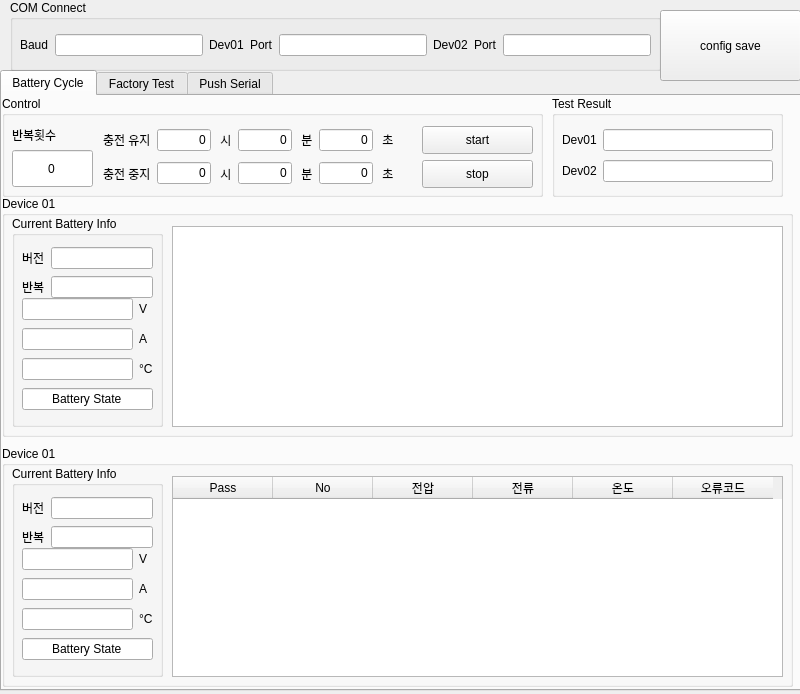
First picture: the form in src/BCT_UI.ui, repository ComMslee/BCT, before the edit.
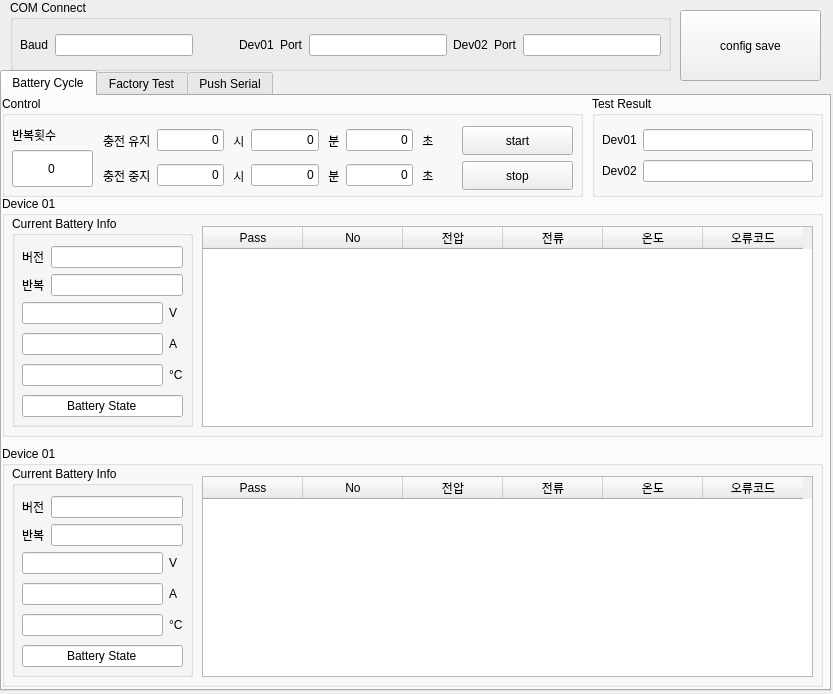
Second picture: the form after the edit.

What changed in the file:
```diff
--- a/src/BCT_UI.ui
+++ b/src/BCT_UI.ui
@@ -6,7 +6,7 @@
    <rect>
     <x>0</x>
     <y>0</y>
-    <width>800</width>
+    <width>833</width>
     <height>694</height>
    </rect>
   </property>
@@ -18,7 +18,7 @@
     <rect>
      <x>0</x>
      <y>70</y>
-     <width>801</width>
+     <width>831</width>
      <height>621</height>
     </rect>
    </property>
@@ -37,7 +37,7 @@
       <rect>
        <x>0</x>
        <y>100</y>
-       <width>791</width>
+       <width>821</width>
        <height>241</height>
       </rect>
      </property>
@@ -49,7 +49,7 @@
        <rect>
         <x>10</x>
         <y>20</y>
-        <width>151</width>
+        <width>181</width>
         <height>211</height>
        </rect>
       </property>
@@ -60,9 +60,9 @@
        <property name="geometry">
         <rect>
          <x>10</x>
-         <y>80</y>
-         <width>131</width>
-         <height>116</height>
+         <y>83</y>
+         <width>161</width>
+         <height>121</height>
         </rect>
        </property>
        <layout class="QGridLayout" name="gridLayout_2">
@@ -143,8 +143,8 @@
         <rect>
          <x>10</x>
          <y>30</y>
-         <width>131</width>
-         <height>54</height>
+         <width>161</width>
+         <height>51</height>
         </rect>
        </property>
        <layout class="QGridLayout" name="gridLayout_3">
@@ -185,21 +185,45 @@
        </layout>
       </widget>
      </widget>
-     <widget class="QListWidget" name="listWidget">
+     <widget class="QTableWidget" name="dev_table">
       <property name="geometry">
        <rect>
-        <x>170</x>
+        <x>200</x>
         <y>30</y>
         <width>611</width>
         <height>201</height>
        </rect>
       </property>
-      <property name="spacing">
-       <number>0</number>
-      </property>
-      <property name="viewMode">
-       <enum>QListView::ListMode</enum>
-      </property>
+      <column>
+       <property name="text">
+        <string>Pass</string>
+       </property>
+      </column>
+      <column>
+       <property name="text">
+        <string>No</string>
+       </property>
+      </column>
+      <column>
+       <property name="text">
+        <string>전압</string>
+       </property>
+      </column>
+      <column>
+       <property name="text">
+        <string>전류</string>
+       </property>
+      </column>
+      <column>
+       <property name="text">
+        <string>온도</string>
+       </property>
+      </column>
+      <column>
+       <property name="text">
+        <string>오류코드</string>
+       </property>
+      </column>
      </widget>
     </widget>
     <widget class="QGroupBox" name="groupBox_4">
@@ -207,7 +231,7 @@
       <rect>
        <x>0</x>
        <y>0</y>
-       <width>541</width>
+       <width>581</width>
        <height>101</height>
       </rect>
      </property>
@@ -219,8 +243,8 @@
        <rect>
         <x>101</x>
         <y>30</y>
-        <width>291</width>
-        <height>61</height>
+        <width>331</width>
+        <height>64</height>
        </rect>
       </property>
       <layout class="QGridLayout" name="gridLayout_4">
@@ -401,10 +425,10 @@
      <widget class="QWidget" name="verticalLayoutWidget">
       <property name="geometry">
        <rect>
-        <x>420</x>
+        <x>460</x>
         <y>30</y>
         <width>111</width>
-        <height>62</height>
+        <height>64</height>
        </rect>
       </property>
       <layout class="QVBoxLayout" name="verticalLayout">
@@ -481,7 +505,7 @@
     <widget class="QGroupBox" name="groupBox_7">
      <property name="geometry">
       <rect>
-       <x>550</x>
+       <x>590</x>
        <y>0</y>
        <width>231</width>
        <height>101</height>
@@ -542,7 +566,7 @@
       <rect>
        <x>0</x>
        <y>350</y>
-       <width>791</width>
+       <width>821</width>
        <height>241</height>
       </rect>
      </property>
@@ -554,7 +578,7 @@
        <rect>
         <x>10</x>
         <y>20</y>
-        <width>151</width>
+        <width>181</width>
         <height>211</height>
        </rect>
       </property>
@@ -565,9 +589,9 @@
        <property name="geometry">
         <rect>
          <x>10</x>
-         <y>80</y>
-         <width>131</width>
-         <height>116</height>
+         <y>83</y>
+         <width>161</width>
+         <height>121</height>
         </rect>
        </property>
        <layout class="QGridLayout" name="gridLayout_8">
@@ -648,8 +672,8 @@
         <rect>
          <x>10</x>
          <y>30</y>
-         <width>131</width>
-         <height>54</height>
+         <width>161</width>
+         <height>51</height>
         </rect>
        </property>
        <layout class="QGridLayout" name="gridLayout_9">
@@ -693,7 +717,7 @@
      <widget class="QTableWidget" name="dev_table_2">
       <property name="geometry">
        <rect>
-        <x>170</x>
+        <x>200</x>
         <y>30</y>
         <width>611</width>
         <height>201</height>
@@ -944,7 +968,7 @@
     <rect>
      <x>10</x>
      <y>0</y>
-     <width>651</width>
+     <width>661</width>
      <height>71</height>
     </rect>
    </property>
@@ -956,11 +980,25 @@
      <rect>
       <x>10</x>
       <y>30</y>
-      <width>631</width>
+      <width>641</width>
       <height>31</height>
      </rect>
     </property>
     <layout class="QGridLayout" name="gridLayout">
+     <item row="0" column="9">
+      <widget class="QLineEdit" name="dev_port_2">
+       <property name="alignment">
+        <set>Qt::AlignCenter</set>
+       </property>
+      </widget>
+     </item>
+     <item row="0" column="3">
+      <widget class="QLabel" name="label_23">
+       <property name="text">
+        <string>Dev01</string>
+       </property>
+      </widget>
+     </item>
      <item row="0" column="1">
       <widget class="QLineEdit" name="dev_baud">
        <property name="alignment">
@@ -968,14 +1006,21 @@
        </property>
       </widget>
      </item>
-     <item row="0" column="5">
-      <widget class="QLineEdit" name="dev_port">
-       <property name="alignment">
-        <set>Qt::AlignCenter</set>
+     <item row="0" column="8">
+      <widget class="QLabel" name="label_3">
+       <property name="text">
+        <string>Port</string>
        </property>
       </widget>
      </item>
-     <item row="0" column="3">
+     <item row="0" column="7">
+      <widget class="QLabel" name="label_24">
+       <property name="text">
+        <string>Dev02</string>
+       </property>
+      </widget>
+     </item>
+     <item row="0" column="4">
       <widget class="QLabel" name="label">
        <property name="text">
         <string>Port</string>
@@ -990,30 +1035,16 @@
       </widget>
      </item>
      <item row="0" column="6">
-      <widget class="QLabel" name="label_24">
-       <property name="text">
-        <string>Dev02</string>
+      <widget class="QLineEdit" name="dev_port">
+       <property name="alignment">
+        <set>Qt::AlignCenter</set>
        </property>
       </widget>
      </item>
      <item row="0" column="2">
-      <widget class="QLabel" name="label_23">
+      <widget class="QLabel" name="label_28">
        <property name="text">
-        <string>Dev01</string>
-       </property>
-      </widget>
-     </item>
-     <item row="0" column="7">
-      <widget class="QLabel" name="label_3">
-       <property name="text">
-        <string>Port</string>
-       </property>
-      </widget>
-     </item>
-     <item row="0" column="8">
-      <widget class="QLineEdit" name="dev_port_2">
-       <property name="alignment">
-        <set>Qt::AlignCenter</set>
+        <string>          </string>
        </property>
       </widget>
      </item>
@@ -1023,7 +1054,7 @@
   <widget class="QPushButton" name="config_save">
    <property name="geometry">
     <rect>
-     <x>660</x>
+     <x>680</x>
      <y>10</y>
      <width>141</width>
      <height>71</height>
```
Left out of the diff: 8 changed lines with no effect on the pictures.
